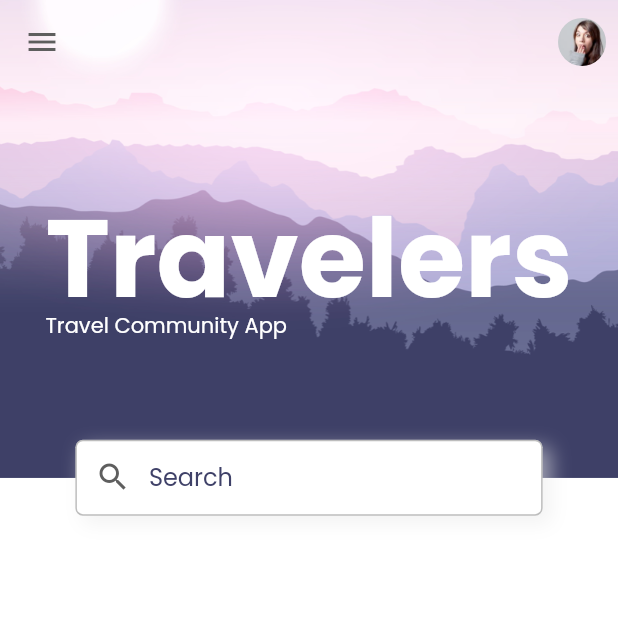
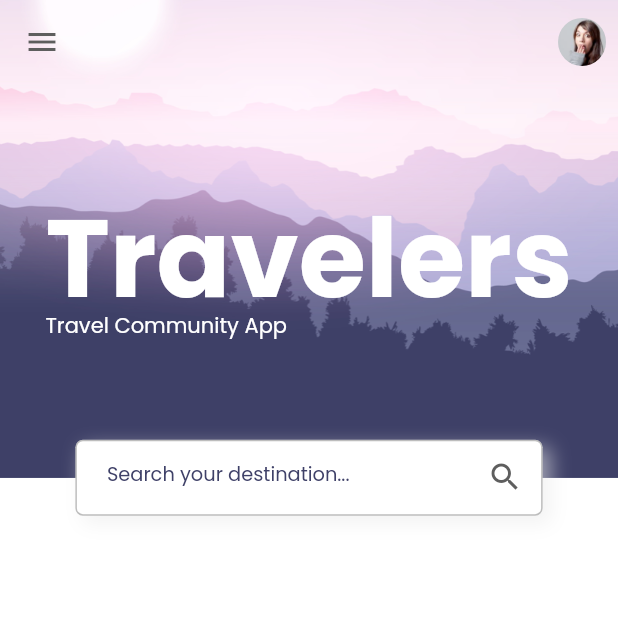
Before and after one commit to shimizu-saffle/flutter-ui-practice-1, a Flutter app: the screen it shows after launch, on a phone screen of 412 x 824 dp, the top half of it. Run offline on Flutter 3.47's test engine with Material 2 defaults, Android fonts, the phone set to English and light mode, and no system bars; our stand-ins replace gap, google_fonts.

Commit message:
define: SearchField

```diff
--- a/lib/screens/home/components/body.dart
+++ b/lib/screens/home/components/body.dart
@@ -1,7 +1,8 @@
 import 'package:flutter/material.dart';
 import 'package:gap/gap.dart';
-import 'package:travel/constants.dart';
 import 'package:travel/size_config.dart';
+
+import 'search_field.dart';
 
 class Body extends StatelessWidget {
   const Body({super.key});
@@ -45,31 +46,7 @@ class Body extends StatelessWidget {
             ),
             Positioned(
               bottom: getProportionateScreenHeight(-25),
-              child: Container(
-                width: getProportionateScreenWidth(313),
-                height: getProportionateScreenHeight(50),
-                decoration: BoxDecoration(
-                  color: Colors.white,
-                  borderRadius: BorderRadius.circular(5),
-                  border: Border.all(
-                    color: Colors.black26,
-                  ),
-                  boxShadow: [kDefaultShadow],
-                ),
-                child: TextField(
-                  decoration: InputDecoration(
-                    border: InputBorder.none,
-                    prefixIcon: Icon(
-                      Icons.search,
-                      color: kIconColor,
-                    ),
-                    hintText: 'Search',
-                    hintStyle: TextStyle(
-                      color: kTextColor,
-                    ),
-                  ),
-                ),
-              ),
+              child: SearchField(),
             )
           ],
         ),
--- /dev/null
+++ b/lib/screens/home/components/search_field.dart
@@ -0,0 +1,45 @@
+import 'package:flutter/material.dart';
+
+import '../../../constants.dart';
+import '../../../size_config.dart';
+
+class SearchField extends StatelessWidget {
+  const SearchField({
+    Key? key,
+  }) : super(key: key);
+
+  @override
+  Widget build(BuildContext context) {
+    return Container(
+      width: getProportionateScreenWidth(313),
+      height: getProportionateScreenHeight(50),
+      decoration: BoxDecoration(
+        color: Colors.white,
+        borderRadius: BorderRadius.circular(5),
+        border: Border.all(
+          color: Colors.black26,
+        ),
+        boxShadow: [kDefaultShadow],
+      ),
+      child: TextField(
+        onChanged: (value) {},
+        decoration: InputDecoration(
+          border: InputBorder.none,
+          suffixIcon: Icon(
+            Icons.search,
+            color: kIconColor,
+          ),
+          contentPadding: EdgeInsets.symmetric(
+            horizontal: kDefaultPadding,
+            vertical: getProportionateScreenHeight(kDefaultPadding / 2),
+          ),
+          hintText: 'Search your destination...',
+          hintStyle: TextStyle(
+            fontSize: getProportionateScreenWidth(13),
+            color: kTextColor,
+          ),
+        ),
+      ),
+    );
+  }
+}
```
